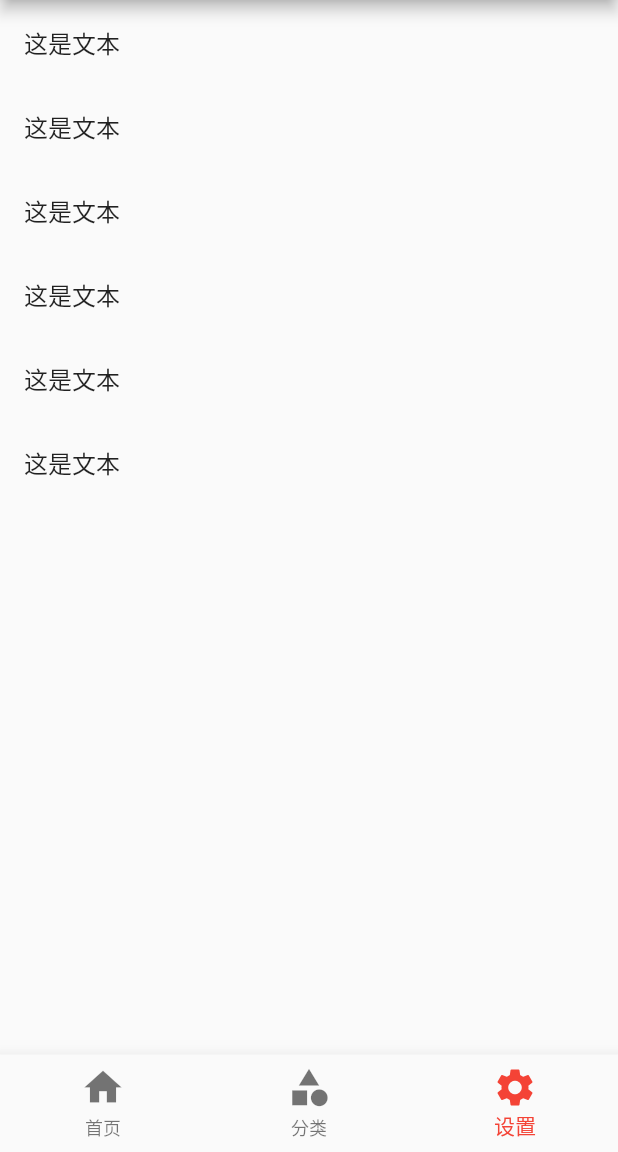
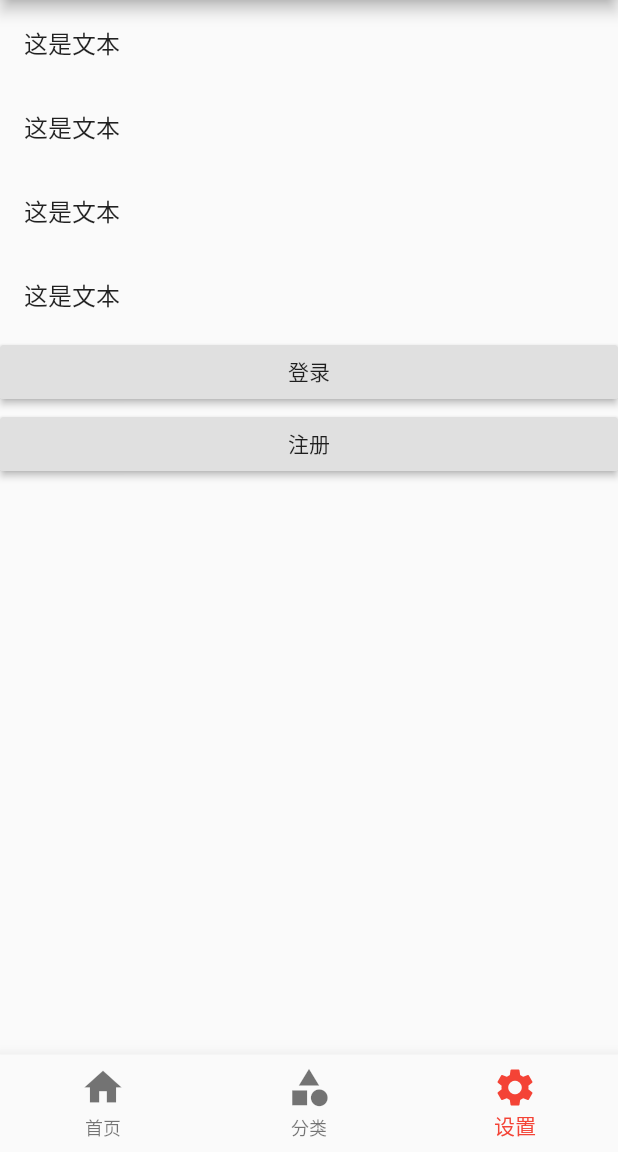
Before and after one commit to lmx227/flutter_lmx, a Flutter app: the screen it shows after launch, item 3 of the bottom bar chosen, on a phone screen of 412 x 824 dp, the part 84-1236 px from its top. Run offline on Flutter 3.47's test engine with Material 2 defaults, Android fonts, the phone set to English and light mode, and no system bars.

Commit message:
路由替换，返回根路由。

```diff
--- a/flutter_lmx/lib/pages/Product.dart
+++ b/flutter_lmx/lib/pages/Product.dart
@@ -1,6 +1,4 @@
 import 'package:flutter/material.dart';
-
-import '../pages/ProductInfo.dart';
 
 /// 商品页面
 class ProductPage extends StatefulWidget {
--- a/flutter_lmx/lib/pages/Tabs.dart
+++ b/flutter_lmx/lib/pages/Tabs.dart
@@ -6,13 +6,22 @@ import 'tabs/Setting.dart';
 
 // 底部导航栏
 class Tabs extends StatefulWidget {
+
+  final index;
+
+  Tabs({Key key, this.index = 0}) : super(key: key);
+
   @override
-  _TabsState createState() => _TabsState();
+  _TabsState createState() => _TabsState(this.index);
 }
 
 class _TabsState extends State<Tabs> {
 
   int _currentIndex = 0;
+
+  _TabsState(index) {
+    this._currentIndex = index;
+  }
 
   List _pageList = [
     HomePage(),
--- a/flutter_lmx/lib/pages/tabs/Setting.dart
+++ b/flutter_lmx/lib/pages/tabs/Setting.dart
@@ -22,12 +22,19 @@ class _SettingPageState extends State<SettingPage> {
         ListTile(
           title: Text("这是文本"),
         ),
-        ListTile(
-          title: Text("这是文本"),
+
+        RaisedButton(
+          child: Text("登录"),
+          onPressed: () {
+            Navigator.pushNamed(context, '/login');
+          },
         ),
-        ListTile(
-          title: Text("这是文本"),
-        ),
+        RaisedButton(
+          child: Text("注册"),
+          onPressed: () {
+            Navigator.pushNamed(context, '/registerFirst');
+          },
+        )
       ],
     );
   }
```
Also changed, not shown: flutter_lmx/lib/pages/user/Login.dart (added, +29 -0 lines), flutter_lmx/lib/pages/user/RegisterFirst.dart (added, +30 -0 lines), flutter_lmx/lib/pages/user/RegisterSecond.dart (added, +30 -0 lines), flutter_lmx/lib/pages/user/RegisterThird.dart (added, +35 -0 lines), flutter_lmx/lib/routes/Routes.dart (+9 -0 lines).
